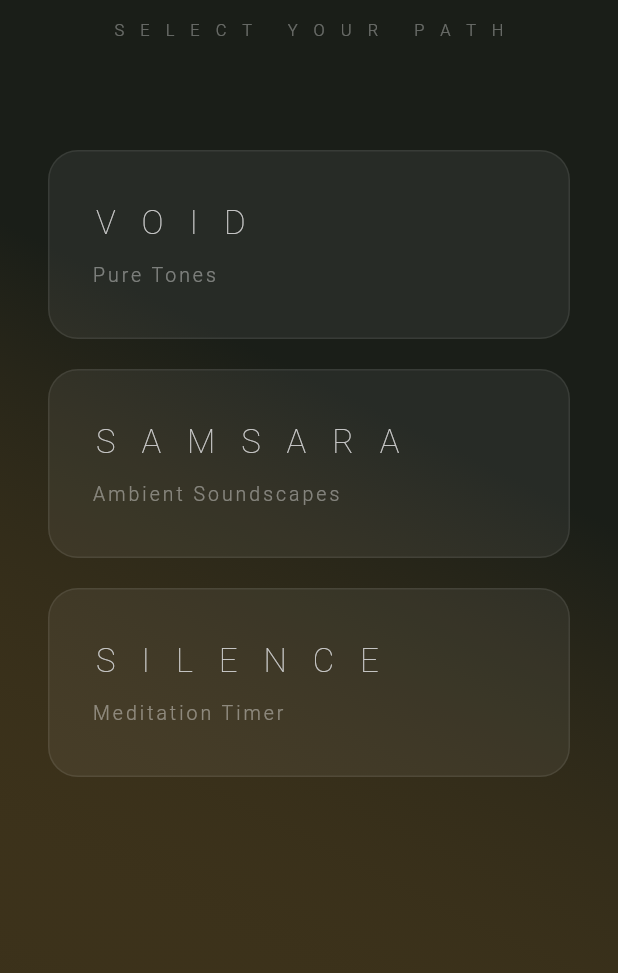
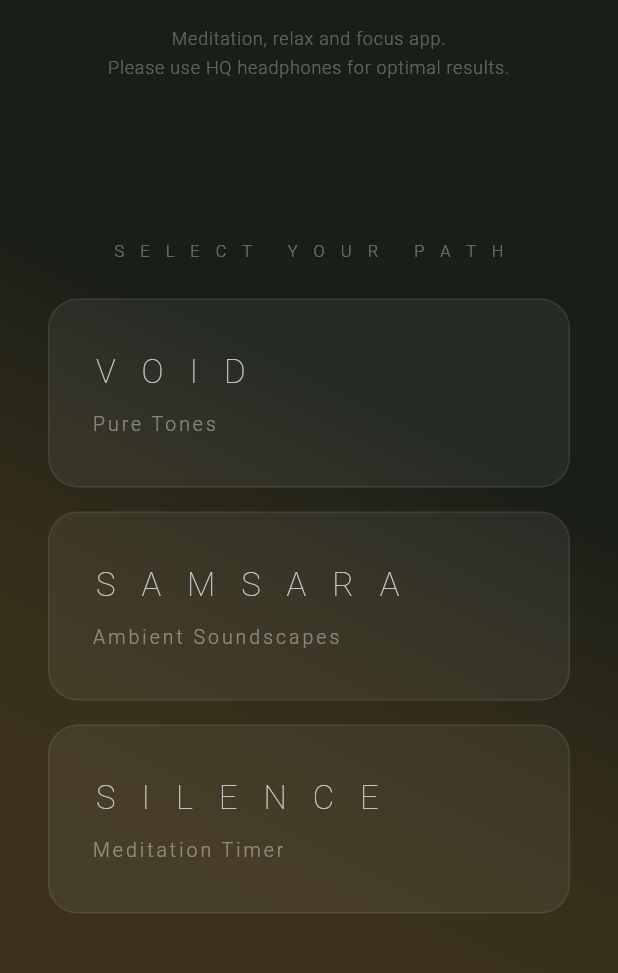
Before and after one commit to utoba/Ghamma, a Flutter app: the screen it shows after launch, on a phone screen of 412 x 824 dp, the part 165-1138 px from its top. Run offline on Flutter 3.47's test engine with Material 3 defaults, Android fonts, the phone set to English and light mode, and no system bars; our stand-ins replace just_audio.

Commit message:
feat: vectorscope loop fluido, timer ring, transizione menu, bottone chiudi, layout menu aggiornato

```diff
--- a/lib/menu_screen.dart
+++ b/lib/menu_screen.dart
@@ -1,5 +1,5 @@
 import 'package:flutter/material.dart';
-import 'screens/void_screen.dart'; // importa PlayerScreen (void page)
+import 'screens/void_screen.dart';
 
 class MenuScreen extends StatelessWidget {
   const MenuScreen({super.key});
@@ -8,7 +8,6 @@ class MenuScreen extends StatelessWidget {
   Widget build(BuildContext context) {
     return Scaffold(
       body: Container(
-        // stesso gradient di void page
         decoration: const BoxDecoration(
           gradient: LinearGradient(
             begin: Alignment.topRight,
@@ -29,7 +28,6 @@ class MenuScreen extends StatelessWidget {
               children: [
                 const SizedBox(height: 64),
 
-                // ── titolo ANANDA ──
                 const Center(
                   child: Text(
                     'A N A N D A',
@@ -42,9 +40,24 @@ class MenuScreen extends StatelessWidget {
                   ),
                 ),
 
-                const SizedBox(height: 12),
+                const SizedBox(height: 16),
 
-                // ── sottotitolo ──
+                Center(
+                  child: Text(
+                    'Meditation, relax and focus app.\nPlease use HQ headphones for optimal results.',
+                    textAlign: TextAlign.center,
+                    style: TextStyle(
+                      color: Colors.white.withOpacity(0.30),
+                      fontSize: 12,
+                      fontWeight: FontWeight.w300,
+                      letterSpacing: 0.5,
+                      height: 1.6,
+                    ),
+                  ),
+                ),
+
+                const Spacer(),
+
                 Center(
                   child: Text(
                     'S E L E C T   Y O U R   P A T H',
@@ -57,43 +70,58 @@ class MenuScreen extends StatelessWidget {
                   ),
                 ),
 
-                const SizedBox(height: 72),
+                const SizedBox(height: 24),
 
-                // ── card VOID ──
                 _MenuCard(
                   title: 'V O I D',
                   subtitle: 'Pure Tones',
                   onTap: () {
                     Navigator.push(
                       context,
-                      MaterialPageRoute(
-                        builder: (_) => const VoidScreen(),
+                      PageRouteBuilder(
+                        transitionDuration: const Duration(milliseconds: 1200),
+                        pageBuilder: (_, __, ___) => const VoidScreen(),
+                        transitionsBuilder: (_, animation, __, child) {
+                          final curved = CurvedAnimation(
+                            parent: animation,
+                            curve: Curves.easeOutQuart,
+                          );
+                          return ScaleTransition(
+                            scale: Tween<double>(
+                              begin: 0.1,
+                              end: 1.0,
+                            ).animate(curved),
+                            child: FadeTransition(
+                                opacity: Tween<double>(
+                                    begin: 0.0,
+                                    end: 1.0,
+                                ) .animate(curved),
+                              child: child,
+                            ),
+                          );
+                        },
                       ),
                     );
                   },
                 ),
 
-                const SizedBox(height: 20),
+                const SizedBox(height: 16),
 
-                // ── card SAMSARA ──
                 _MenuCard(
                   title: 'S A M S A R A',
                   subtitle: 'Ambient Soundscapes',
-                  onTap: () {
-                    // pagina futura
-                  },
+                  onTap: () {},
                 ),
 
-                const SizedBox(height: 20),
+                const SizedBox(height: 16),
 
-                // ── card SILENCE ──
                 _MenuCard(
                   title: 'S I L E N C E',
                   subtitle: 'Meditation Timer',
-                  onTap: () {
-                    // pagina futura
-                  },
+                  onTap: () {},
                 ),
+
+                const Spacer(),
               ],
             ),
           ),
@@ -103,10 +131,7 @@ class MenuScreen extends StatelessWidget {
   }
 }
 
-// ─────────────────────────────────────────────
-//  CARD SINGOLA
-// ─────────────────────────────────────────────
-class _MenuCard extends StatelessWidget {
+class _MenuCard extends StatefulWidget {
   final String title;
   final String subtitle;
   final VoidCallback onTap;
@@ -118,17 +143,34 @@ class _MenuCard extends StatelessWidget {
   });
 
   @override
+  State<_MenuCard> createState() => _MenuCardState();
+}
+
+class _MenuCardState extends State<_MenuCard> {
+  bool _pressed = false;
+
+  @override
   Widget build(BuildContext context) {
     return GestureDetector(
-      onTap: onTap,
-      child: Container(
+      onTapDown: (_) => setState(() => _pressed = true),
+      onTapUp: (_) {
+        setState(() => _pressed = false);
+        widget.onTap();
+      },
+      onTapCancel: () => setState(() => _pressed = false),
+      child: AnimatedContainer(
+        duration: const Duration(milliseconds: 150),
         width: double.infinity,
         padding: const EdgeInsets.symmetric(horizontal: 28, vertical: 32),
         decoration: BoxDecoration(
-          color: Colors.white.withOpacity(0.06),
+          color: _pressed
+              ? Colors.white.withOpacity(0.12)
+              : Colors.white.withOpacity(0.06),
           borderRadius: BorderRadius.circular(20),
           border: Border.all(
-            color: Colors.white.withOpacity(0.08),
+            color: _pressed
+                ? Colors.white.withOpacity(0.20)
+                : Colors.white.withOpacity(0.08),
             width: 1,
           ),
         ),
@@ -136,7 +178,7 @@ class _MenuCard extends StatelessWidget {
           crossAxisAlignment: CrossAxisAlignment.start,
           children: [
             Text(
-              title,
+              widget.title,
               style: const TextStyle(
                 color: Color(0xFFCCCCCC),
                 fontSize: 22,
@@ -146,7 +188,7 @@ class _MenuCard extends StatelessWidget {
             ),
             const SizedBox(height: 10),
             Text(
-              subtitle,
+              widget.subtitle,
               style: TextStyle(
                 color: Colors.white.withOpacity(0.4),
                 fontSize: 13,
```
Also changed, not shown: lib/main.dart (+59 -10 lines), lib/screens/void_screen.dart (+66 -9 lines).
